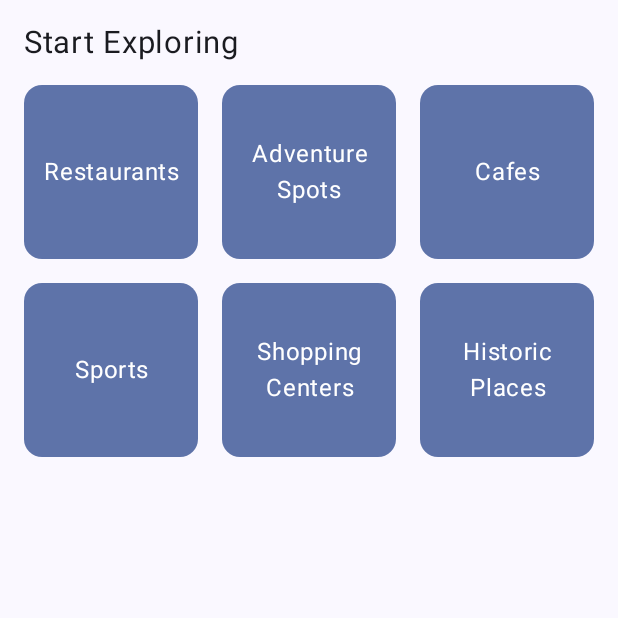
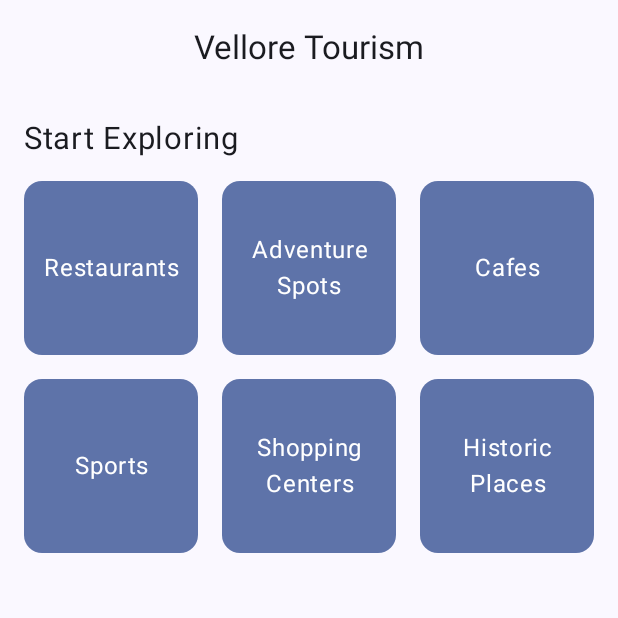
Before and after one commit to joyrack/Vellore-Tourism, an Android app built with Jetpack Compose: the screen it shows after launch (MainActivity), on a phone screen of 412 x 824 dp, the top half of it. Run offline under Robolectric (Android 15) with nearby library versions, the phone set to English and light mode, and no system bars; our stand-ins replace window size class.

Commit message:
add: top app bar

```diff
--- a/app/src/main/java/com/example/velloretourism/HomeScreen.kt
+++ b/app/src/main/java/com/example/velloretourism/HomeScreen.kt
@@ -3,12 +3,20 @@ package com.example.velloretourism
 import androidx.annotation.StringRes
 import androidx.compose.foundation.layout.fillMaxSize
 import androidx.compose.foundation.layout.padding
+import androidx.compose.material.icons.Icons
+import androidx.compose.material.icons.filled.ArrowBack
+import androidx.compose.material3.CenterAlignedTopAppBar
 import androidx.compose.material3.ExperimentalMaterial3Api
+import androidx.compose.material3.Icon
+import androidx.compose.material3.IconButton
 import androidx.compose.material3.Scaffold
+import androidx.compose.material3.Text
 import androidx.compose.material3.windowsizeclass.WindowWidthSizeClass
 import androidx.compose.runtime.Composable
 import androidx.compose.runtime.collectAsState
+import androidx.compose.runtime.getValue
 import androidx.compose.ui.Modifier
+import androidx.compose.ui.res.stringResource
 import androidx.navigation.compose.rememberNavController
 import com.example.velloretourism.ui.CategoryScreen
 import com.example.velloretourism.ui.MainViewModel
@@ -18,6 +26,7 @@ import androidx.lifecycle.viewmodel.compose.viewModel
 import androidx.navigation.NavHostController
 import androidx.navigation.compose.NavHost
 import androidx.navigation.compose.composable
+import androidx.navigation.compose.currentBackStackEntryAsState
 import com.example.velloretourism.data.Category
 import com.example.velloretourism.data.local.LocalPlacesDataProvider
 import com.example.velloretourism.ui.PlaceDetail
@@ -33,7 +42,29 @@ enum class AppScreen(@StringRes val title: Int) {
     PlaceDetail(title = -1)
 }
 
-
+@OptIn(ExperimentalMaterial3Api::class)
+@Composable
+fun TourismAppBar(
+    currentTitle: String,
+    canNavigateBack: Boolean,
+    navigateUp: () -> Unit,
+    modifier: Modifier = Modifier
+) {
+    CenterAlignedTopAppBar(
+        title = { Text(currentTitle) },
+        modifier = modifier,
+        navigationIcon = {
+            if(canNavigateBack) {
+                IconButton(onClick = navigateUp) {
+                    Icon(
+                        imageVector = Icons.Filled.ArrowBack,
+                        contentDescription = null
+                    )
+                }
+            }
+        }
+    )
+}
 @OptIn(ExperimentalMaterial3Api::class)
 @Composable
 fun TourismApp(
@@ -67,10 +98,42 @@ fun TourismApp(
     // get the list of all the categories
     val categoryList = Category.values().toList()
 
+    // get current back stack entry
+    val backStackEntry by navController.currentBackStackEntryAsState()
+
+    // get current screen
+    val currentScreen = AppScreen.valueOf(
+        backStackEntry?.destination?.route ?: AppScreen.Category.name
+    )
+
+    // state of the app
+    val uiState = viewModel.uiState.collectAsState()
+
     Scaffold(
-        topBar = {}
+        topBar = {
+            if(contentType == ContentType.LIST_ONLY) {
+                TourismAppBar(
+                    currentTitle =
+                    when(currentScreen) {
+                        AppScreen.Category -> stringResource(id = R.string.app_name)
+                        AppScreen.PlaceList -> stringResource(id = uiState.value.currentSelectedCategory!!.title)
+                        AppScreen.PlaceDetail -> stringResource(id = uiState.value.currentSelectedPlace!!.name)
+                    },
+                    canNavigateBack = currentScreen != AppScreen.Category,
+                    navigateUp = { navController.navigateUp() }
+                )
+            }
+            else {
+                if(currentScreen == AppScreen.Category) {
+                    TourismAppBar(
+                        currentTitle = stringResource(id = R.string.app_name),
+                        canNavigateBack = false,
+                        navigateUp = { }
+                    )
+                }
+            }
+        }
     ) { innerPadding ->
-        val uiState = viewModel.uiState.collectAsState()
 
         NavHost(
             navController = navController,
```
Also changed, not shown: app/src/main/java/com/example/velloretourism/MainActivity.kt (+0 -16 lines).
